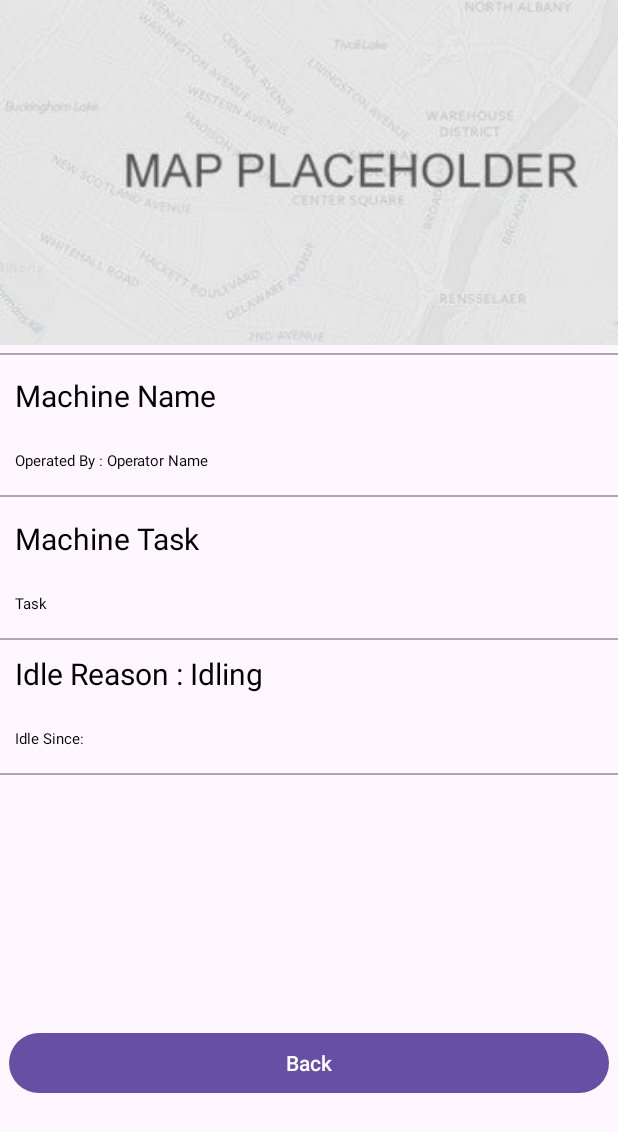
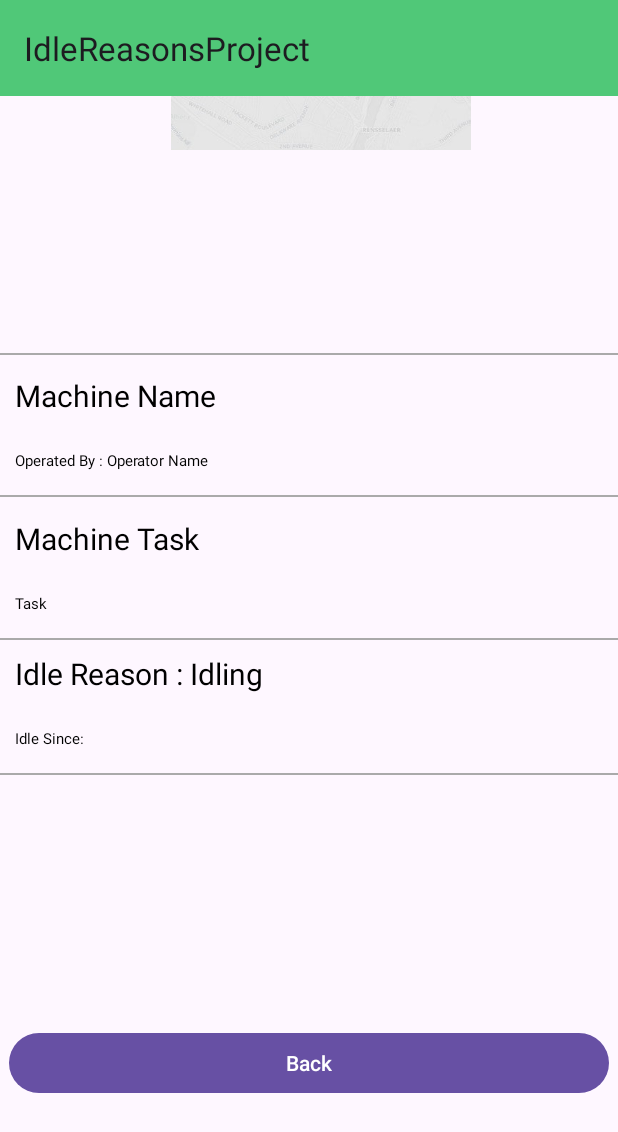
Before and after one commit to BhsSTEM/FT-2, an Android app: the DetailActivity screen opened directly, with no data from a screen before it, on a phone screen of 412 x 824 dp. Shown: the top 1132 px of the screen. Run offline under Robolectric (Android 15) with nearby library versions, the phone set to English and light mode, and no system bars; our stand-ins replace navigation-ui; 5 statements that could not run were skipped.

Commit message:
merged with Zach2.

```diff
--- a/app/src/main/java/com/example/idlereasonsproject/DetailActivity.java
+++ b/app/src/main/java/com/example/idlereasonsproject/DetailActivity.java
@@ -31,21 +31,29 @@ public class DetailActivity extends AppCompatActivity implements NavigationView.
     private AppBarConfiguration appBarConfiguration;
 
     public DrawerLayout drawerLayout;
-    public ActionBarDrawerToggle actionBarDrawerToggle;
-    NavHostFragment navHostFragment;
+
+    NavController navController;
+
+NavHostFragment navHostFragment;
 
     @Override
     protected void onCreate(Bundle savedInstanceState) {
         super.onCreate(savedInstanceState);
-        setContentView(R.layout.activity_detail);
-        getSelectedShape();
-
-       // setValues();
-        TextView tv = (TextView) findViewById(R.id.machineName);
 
 
-        Log.d("DetailActivity", "selected shape:" + selectedShape.getName());
-        tv.setText(selectedShape.getName());
+
+        setContentView(R.layout.activity_detail);
+
+
+        navHostFragment = NavHostFragment.create(R.navigation.nav_graph_detail);
+
+       // TextView tv = (TextView) findViewById(R.id.machineName);
+
+
+        //Log.d("DetailActivity", "selected shape:" + selectedShape.getName());
+        //tv.setText(selectedShape.getName());
+
+
 
         Toolbar toolbar = findViewById(R.id.toolbar);
 
@@ -59,6 +67,10 @@ public class DetailActivity extends AppCompatActivity implements NavigationView.
 
         drawerLayout.addDrawerListener(toggle);
         toggle.syncState();
+
+
+        getSelectedShape();
+        setValues();
 
         Button backButton = findViewById(R.id.backButton);
         backButton.setOnClickListener(new View.OnClickListener() {
@@ -108,12 +120,12 @@ public class DetailActivity extends AppCompatActivity implements NavigationView.
         startActivity(intent);
         return true;
     }
-
+/*
     @Override
     public boolean onSupportNavigateUp () {
         NavController navController = Navigation.findNavController(this, R.id.nav_host_fragment_content_main_detail);
         return NavigationUI.navigateUp(navController, appBarConfiguration)
                 || super.onSupportNavigateUp();
     }
-
+*/
 }
--- a/app/src/main/java/com/example/idlereasonsproject/MainActivity.java
+++ b/app/src/main/java/com/example/idlereasonsproject/MainActivity.java
@@ -51,12 +51,11 @@ public class MainActivity extends AppCompatActivity implements NavigationView.On
 
     @Override
     protected void onCreate(Bundle savedInstanceState) {
-        Log.v("mainActivity", "fb domain: " + Database.getDomain());
+        //Log.v("mainActivity", "fb domain: " + Database.getDomain());
         super.onCreate(savedInstanceState);
 
         binding = ActivityMainBinding.inflate(getLayoutInflater());
         setContentView(binding.getRoot());
-
 
 
         //create a navigation fragment
--- a/app/src/main/res/layout/activity_detail.xml
+++ b/app/src/main/res/layout/activity_detail.xml
@@ -9,7 +9,11 @@
     app:layout_behavior="@string/appbar_scrolling_view_behavior"
     >
 
-    <include layout="@layout/navigation_drawer"/>
-    <include layout ="@layout/machine_detail"/>
+
+
+        <include layout="@layout/machine_detail"/>
+    <include layout="@layout/toolbar"/>
+
+
 
 </androidx.constraintlayout.widget.ConstraintLayout>
--- a/app/src/main/res/layout/machine_detail.xml
+++ b/app/src/main/res/layout/machine_detail.xml
@@ -12,10 +12,12 @@
 
 
         <ImageView
-            android:layout_width="458sp"
-            android:layout_height="230sp"
+            android:layout_width="428sp"
+            android:layout_height="100sp"
             android:src="@drawable/map_placeholder"
-            tools:ignore="MissingConstraints">
+            tools:ignore="MissingConstraints"
+            tools:layout_editor_absoluteX="0dp"
+            tools:layout_editor_absoluteY="120dp">
 
         </ImageView>
 
--- /dev/null
+++ b/app/src/main/res/layout/toolbar.xml
@@ -0,0 +1,29 @@
+<?xml version="1.0" encoding="utf-8"?>
+<androidx.drawerlayout.widget.DrawerLayout xmlns:android="http://schemas.android.com/apk/res/android"
+    xmlns:app="http://schemas.android.com/apk/res-auto"
+    xmlns:tools="http://schemas.android.com/tools"
+    android:id="@+id/just_toolbar"
+    android:layout_width="match_parent"
+    android:layout_height="match_parent"
+    android:fitsSystemWindows="true"
+    tools:openDrawer="start"
+    tools:ignore="HardcodedText">
+
+    <LinearLayout
+        android:layout_width="match_parent"
+        android:layout_height="match_parent"
+        android:orientation="vertical"
+        >
+
+        <androidx.appcompat.widget.Toolbar
+            android:id="@+id/toolbar"
+            android:layout_width="match_parent"
+            android:layout_height="?attr/actionBarSize"
+            android:background="@color/green"
+            app:title="@string/app_name" />
+
+    </LinearLayout>
+
+
+
+</androidx.drawerlayout.widget.DrawerLayout>
```
Also changed, not shown: app/src/main/java/com/example/idlereasonsproject/FBDatabase/Database.java (+7 -18 lines), app/src/main/res/layout/content_main_detail.xml (deleted, +0 -19 lines), app/src/main/res/layout/idle_instances_popup.xml (deleted, +0 -21 lines), app/src/main/java/com/example/idlereasonsproject/DetailFragment.java (line endings or trailing spaces).
